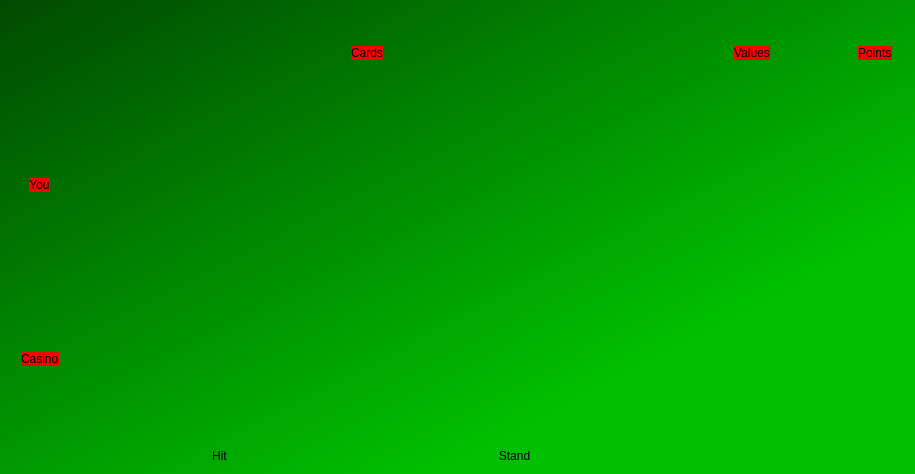
First picture: the form in qt-widget/form.ui, repository utevo/blackjack, before the edit.
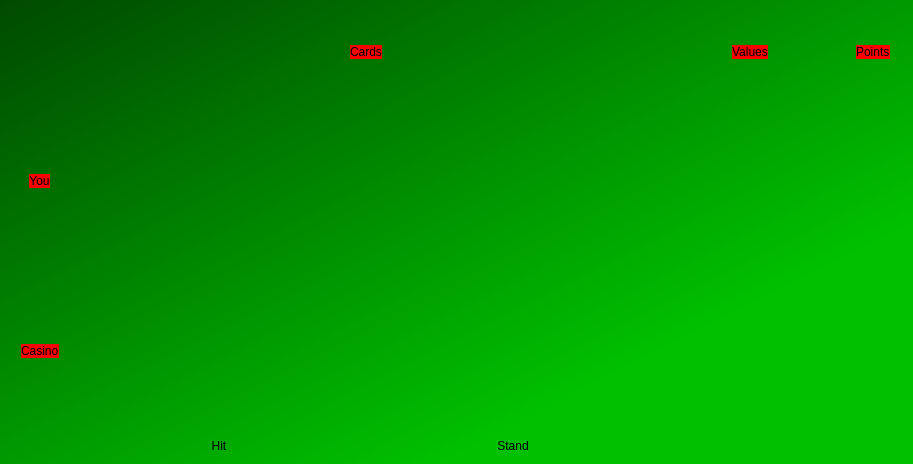
Second picture: the form after the edit.

Diff of the .ui file:
```diff
--- a/qt-widget/form.ui
+++ b/qt-widget/form.ui
@@ -6,8 +6,8 @@
    <rect>
     <x>0</x>
     <y>0</y>
-    <width>915</width>
-    <height>474</height>
+    <width>913</width>
+    <height>464</height>
    </rect>
   </property>
   <property name="windowTitle">
```
